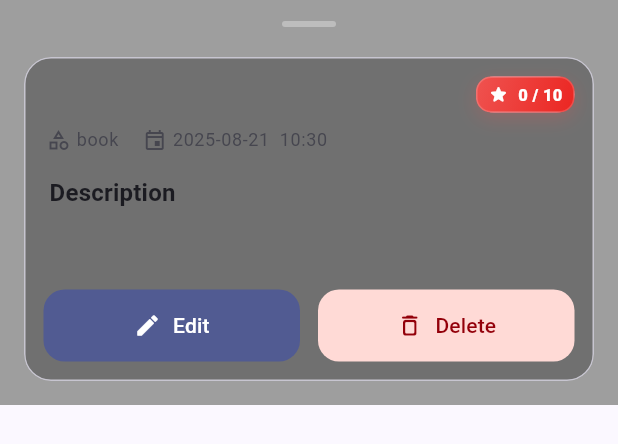
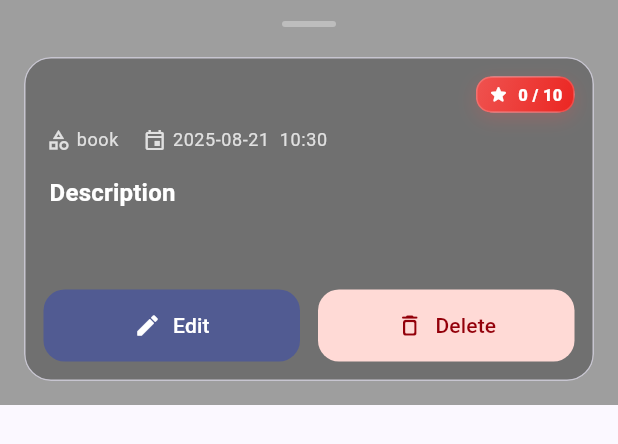
Before and after one commit to simeonov123/Wiki-Like-Vault, a Flutter app: the EntryDetailsSheet widget shown alone on an empty page, opened directly with empty values, on a phone screen of 412 x 824 dp. Shown: the top 444 px of the screen. Run offline on Flutter 3.47's test engine with Material 3 defaults, Android fonts, the phone set to English and light mode, and no system bars; our stand-ins replace flutter_colorpicker, flutter_rating_bar, flutter_riverpod, image_picker, palette_generator, permission_handler and 2 more; accounts and stored records are empty.

Commit message:
feat(entry-details): compute text color based on image for better contrast

```diff
--- a/wlv/lib/presentation/pages/entry_details_sheet.dart
+++ b/wlv/lib/presentation/pages/entry_details_sheet.dart
@@ -3,6 +3,8 @@ import 'dart:io';
 import 'dart:ui';
 import 'package:flutter/material.dart';
 import 'package:flutter_riverpod/flutter_riverpod.dart';
+import 'dart:io';
+import 'package:palette_generator/palette_generator.dart';
 
 import '../providers/entry_providers.dart';
 import '../../domain/entities/entry.dart';
@@ -61,11 +63,35 @@ class _EntryDetailsSheetState extends ConsumerState<EntryDetailsSheet> {
 
   final ScrollController _descScroll = ScrollController();
 
+  Color _fg = Colors.white;         // default while computing
+  Color _fgMuted = Colors.white70;  // derived
+
+
   @override
   void initState() {
     super.initState();
     _entry = widget.entry;
+    _computeTextColor();
+
   }
+
+
+  Future<void> _computeTextColor() async {
+  final String? path =
+      _entry.imagePaths.isNotEmpty ? _entry.imagePaths.first : null;
+  final file = (path != null) ? File(path) : null;
+
+  final c = await textColorFromImageOrSolid(
+    solidBg: _entry.effectiveColor,
+    imageFile: file,
+  );
+  if (!mounted) return;
+  setState(() {
+    _fg = c;
+    _fgMuted = c.withOpacity(0.78);
+  });
+}
+
 
   @override
   void dispose() {
@@ -228,6 +254,7 @@ class _EntryDetailsSheetState extends ConsumerState<EntryDetailsSheet> {
                                         overflow: TextOverflow.ellipsis,
                                         style: tt.titleLarge?.copyWith(
                                           fontWeight: FontWeight.w800,
+                                          color: _fg,
                                         ),
                                       ),
                                     ),
@@ -268,18 +295,18 @@ _ScorePill(
                                   padding: const EdgeInsets.only(top: 6, left: 2, right: 2),
                                   child: Row(
                                     children: [
-                                      Icon(Icons.category_outlined, size: 16, color: cs.onSurfaceVariant),
+                                      Icon(Icons.category_outlined, size: 16, color: _fgMuted),
                                       const SizedBox(width: 4),
                                       Text(
                                         _entry.category.name,
-                                        style: tt.bodySmall?.copyWith(color: cs.onSurfaceVariant),
+                                        style: tt.bodySmall?.copyWith(color: _fgMuted),
                                       ),
                                       const SizedBox(width: 16),
-                                      Icon(Icons.event_outlined, size: 16, color: cs.onSurfaceVariant),
+                                      Icon(Icons.event_outlined, size: 16, color: _fgMuted),
                                       const SizedBox(width: 4),
                                       Text(
                                         '${_fmtDate(_entry.createdAt)}  ${_fmtTime(_entry.createdAt)}',
-                                        style: tt.bodySmall?.copyWith(color: cs.onSurfaceVariant),
+                                        style: tt.bodySmall?.copyWith(color: _fgMuted),
                                       ),
                                     ],
                                   ),
@@ -296,6 +323,7 @@ _ScorePill(
                                         'Description',
                                         style: tt.titleMedium?.copyWith(
                                           fontWeight: FontWeight.w700,
+                                          color: _fg,
                                         ),
                                       ),
                                       const SizedBox(height: 0),
@@ -317,7 +345,7 @@ _ScorePill(
                                               alignment: Alignment.centerLeft,
                                               child: Text(
                                                 _entry.description,
-                                                style: tt.bodyLarge,
+                                                style: tt.bodyLarge?.copyWith(color: _fgMuted),
                                               ),
                                             ),
                                           ),
@@ -585,3 +613,34 @@ class _ScorePill extends StatelessWidget {
     );
   }
 }
+
+
+
+
+/// Returns a high-contrast text color (black/white) based on an image's
+/// dominant color. If the image doesn't exist, falls back to [solidBg].
+Future<Color> textColorFromImageOrSolid({
+  required Color solidBg,
+  File? imageFile,
+  double luminanceThreshold = 0.53, // higher → more likely black text
+}) async {
+  Color base = solidBg;
+
+  if (imageFile != null && await imageFile.exists()) {
+    try {
+      final palette = await PaletteGenerator.fromImageProvider(
+        FileImage(imageFile),
+        size: const Size(200, 120), // small sample for speed
+        maximumColorCount: 12,
+      );
+      base = palette.dominantColor?.color ?? base;
+    } catch (_) {
+      // swallow and use fallback solid color
+    }
+  }
+
+  // Choose black/white for maximum contrast
+  return base.computeLuminance() > luminanceThreshold
+      ? Colors.black
+      : Colors.white;
+}
--- a/wlv/pubspec.yaml
+++ b/wlv/pubspec.yaml
@@ -22,6 +22,7 @@ dependencies:
   shared_preferences: ^2.5.3
   path_provider: ^2.1.5
   flutter_colorpicker: ^1.1.0
+  palette_generator: ^0.3.3+7
 
 dev_dependencies:
   flutter_test:
```
Also changed, not shown: wlv/pubspec.lock.
